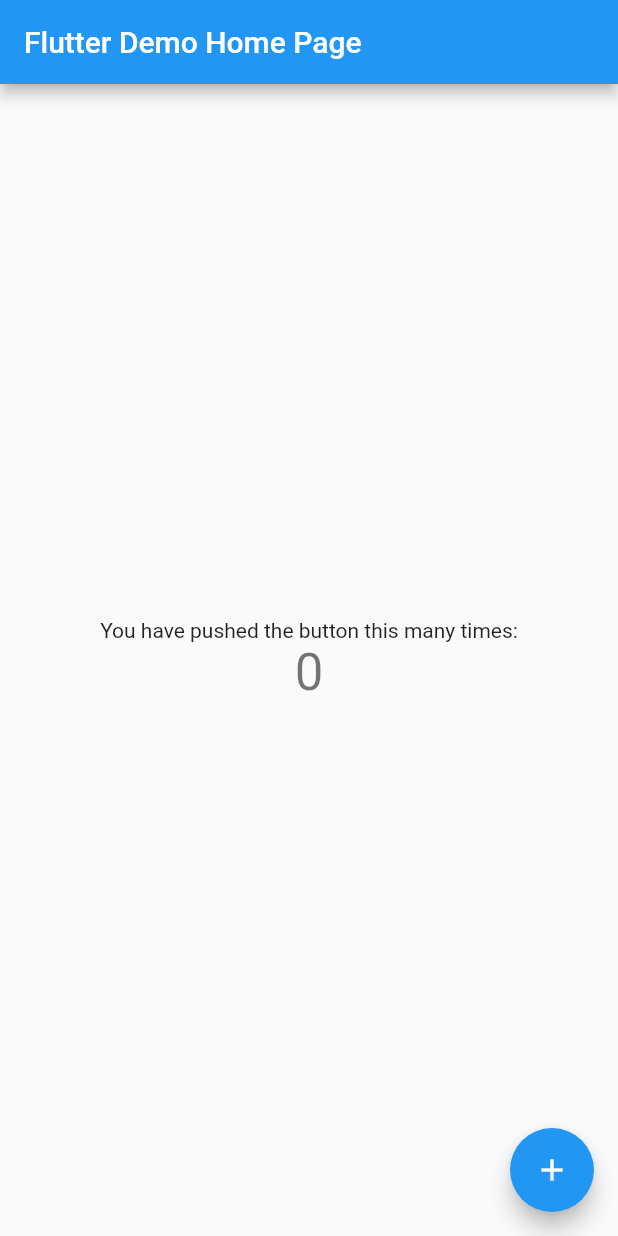
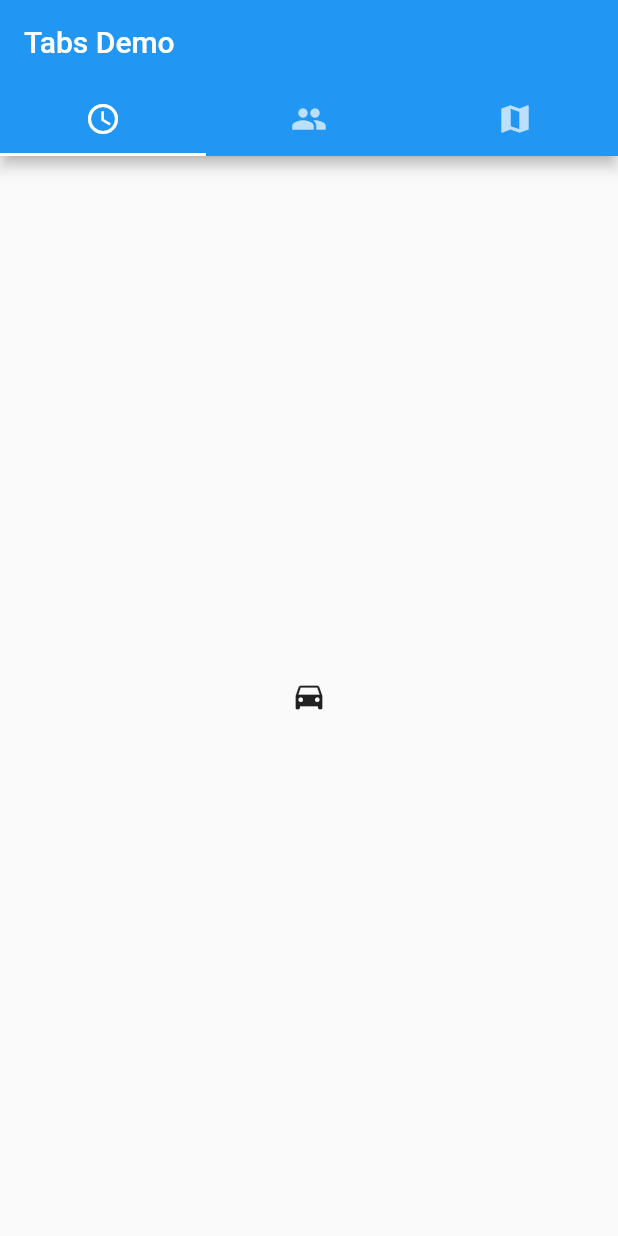
Before and after one commit to bkmza/flutter_schedule, a Flutter app: the screen it shows after launch, on a phone screen of 412 x 824 dp. Run offline on Flutter 3.47's test engine with Material 2 defaults, Android fonts, the phone set to English and light mode, and no system bars.

Commit message:
added tabbarview

```diff
--- a/lib/main.dart
+++ b/lib/main.dart
@@ -1,111 +1,35 @@
 import 'package:flutter/material.dart';
 
-void main() => runApp(MyApp());
+void main() {
+  runApp(ScheduleApp());
+}
 
-class MyApp extends StatelessWidget {
-  // This widget is the root of your application.
+class ScheduleApp extends StatelessWidget {
   @override
   Widget build(BuildContext context) {
     return MaterialApp(
-      title: 'Flutter Demo',
-      theme: ThemeData(
-        // This is the theme of your application.
-        //
-        // Try running your application with "flutter run". You'll see the
-        // application has a blue toolbar. Then, without quitting the app, try
-        // changing the primarySwatch below to Colors.green and then invoke
-        // "hot reload" (press "r" in the console where you ran "flutter run",
-        // or simply save your changes to "hot reload" in a Flutter IDE).
-        // Notice that the counter didn't reset back to zero; the application
-        // is not restarted.
-        primarySwatch: Colors.blue,
+      home: DefaultTabController(
+        length: 3,
+        child: Scaffold(
+          appBar: AppBar(
+            bottom: TabBar(
+              tabs: [
+                Tab(icon: Icon(Icons.schedule)),
+                Tab(icon: Icon(Icons.people)),
+                Tab(icon: Icon(Icons.map)),
+              ],
+            ),
+            title: Text('Tabs Demo'),
+          ),
+          body: TabBarView(
+            children: [
+              Icon(Icons.directions_car),
+              Icon(Icons.directions_transit),
+              Icon(Icons.directions_bike),
+            ],
+          ),
+        ),
       ),
-      home: MyHomePage(title: 'Flutter Demo Home Page'),
     );
   }
 }
-
-class MyHomePage extends StatefulWidget {
-  MyHomePage({Key key, this.title}) : super(key: key);
-
-  // This widget is the home page of your application. It is stateful, meaning
-  // that it has a State object (defined below) that contains fields that affect
-  // how it looks.
-
-  // This class is the configuration for the state. It holds the values (in this
-  // case the title) provided by the parent (in this case the App widget) and
-  // used by the build method of the State. Fields in a Widget subclass are
-  // always marked "final".
-
-  final String title;
-
-  @override
-  _MyHomePageState createState() => _MyHomePageState();
-}
-
-class _MyHomePageState extends State<MyHomePage> {
-  int _counter = 0;
-
-  void _incrementCounter() {
-    setState(() {
-      // This call to setState tells the Flutter framework that something has
-      // changed in this State, which causes it to rerun the build method below
-      // so that the display can reflect the updated values. If we changed
-      // _counter without calling setState(), then the build method would not be
-      // called again, and so nothing would appear to happen.
-      _counter++;
-    });
-  }
-
-  @override
-  Widget build(BuildContext context) {
-    // This method is rerun every time setState is called, for instance as done
-    // by the _incrementCounter method above.
-    //
-    // The Flutter framework has been optimized to make rerunning build methods
-    // fast, so that you can just rebuild anything that needs updating rather
-    // than having to individually change instances of widgets.
-    return Scaffold(
-      appBar: AppBar(
-        // Here we take the value from the MyHomePage object that was created by
-        // the App.build method, and use it to set our appbar title.
-        title: Text(widget.title),
-      ),
-      body: Center(
-        // Center is a layout widget. It takes a single child and positions it
-        // in the middle of the parent.
-        child: Column(
-          // Column is also layout widget. It takes a list of children and
-          // arranges them vertically. By default, it sizes itself to fit its
-          // children horizontally, and tries to be as tall as its parent.
-          //
-          // Invoke "debug painting" (press "p" in the console, choose the
-          // "Toggle Debug Paint" action from the Flutter Inspector in Android
-          // Studio, or the "Toggle Debug Paint" command in Visual Studio Code)
-          // to see the wireframe for each widget.
-          //
-          // Column has various properties to control how it sizes itself and
-          // how it positions its children. Here we use mainAxisAlignment to
-          // center the children vertically; the main axis here is the vertical
-          // axis because Columns are vertical (the cross axis would be
-          // horizontal).
-          mainAxisAlignment: MainAxisAlignment.center,
-          children: <Widget>[
-            Text(
-              'You have pushed the button this many times:',
-            ),
-            Text(
-              '$_counter',
-              style: Theme.of(context).textTheme.display1,
-            ),
-          ],
-        ),
-      ),
-      floatingActionButton: FloatingActionButton(
-        onPressed: _incrementCounter,
-        tooltip: 'Increment',
-        child: Icon(Icons.add),
-      ), // This trailing comma makes auto-formatting nicer for build methods.
-    );
-  }
-}
```
Also changed, not shown: 37 other files.
